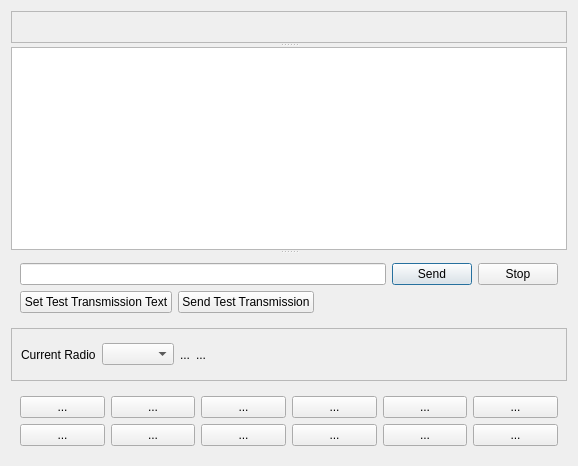
Above: mqt/MqtDataModes/enginewindow.ui from Rsclub22/Minos2-Mirror before the change. Below: the same form after it.
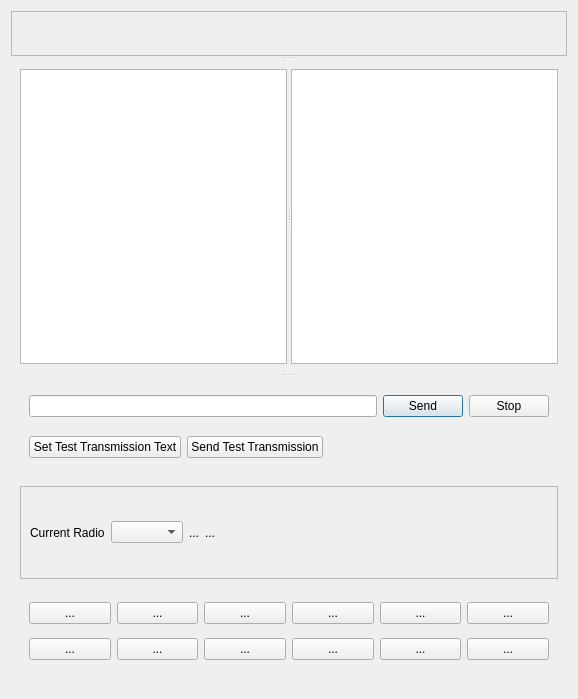
That is the form after the change. Custom widgets are drawn as their Qt base class.

Commit message: Pass placeHolders to engineWindow so they can be selected

```diff
--- a/mqt/MqtDataModes/enginewindow.ui
+++ b/mqt/MqtDataModes/enginewindow.ui
@@ -7,7 +7,7 @@
     <x>0</x>
     <y>0</y>
     <width>578</width>
-    <height>466</height>
+    <height>699</height>
    </rect>
   </property>
   <property name="windowTitle">
@@ -27,12 +27,24 @@
        <enum>QFrame::Raised</enum>
       </property>
      </widget>
-     <widget class="DataPainter" name="rxChars">
-      <property name="alignment">
-       <set>Qt::AlignLeading|Qt::AlignLeft|Qt::AlignTop</set>
-      </property>
+     <widget class="QFrame" name="dataFrame">
+      <layout class="QHBoxLayout" name="horizontalLayout_6">
+       <item>
+        <widget class="MinosSplitter" name="dataSplitter">
+         <property name="orientation">
+          <enum>Qt::Orientation::Horizontal</enum>
+         </property>
+         <widget class="DataPainter" name="rxChars">
+          <property name="alignment">
+           <set>Qt::AlignmentFlag::AlignLeading|Qt::AlignmentFlag::AlignLeft|Qt::AlignmentFlag::AlignTop</set>
+          </property>
+         </widget>
+         <widget class="QListWidget" name="placeHolderList"/>
+        </widget>
+       </item>
+      </layout>
      </widget>
-     <widget class="QWidget" name="layoutWidget">
+     <widget class="QFrame" name="txFrame">
       <layout class="QVBoxLayout" name="verticalLayout_2">
        <item>
         <widget class="QFrame" name="sendFrame">
```
Left out of the diff: 16 changed lines with no effect on the pictures. The commit also changes 7 other files.
